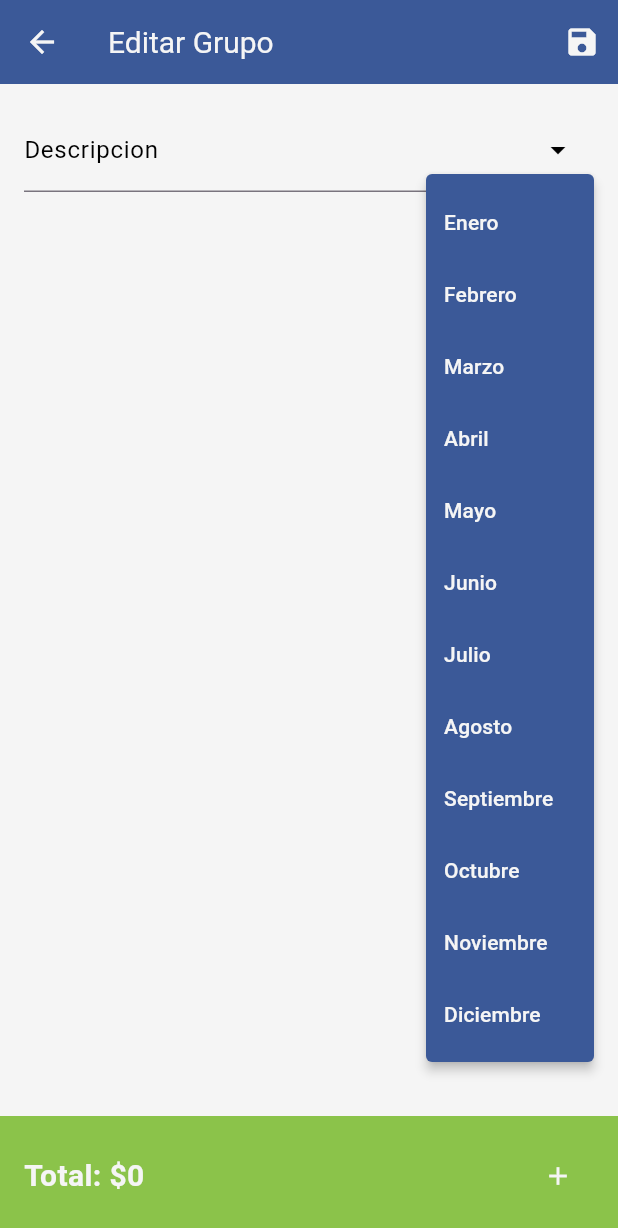
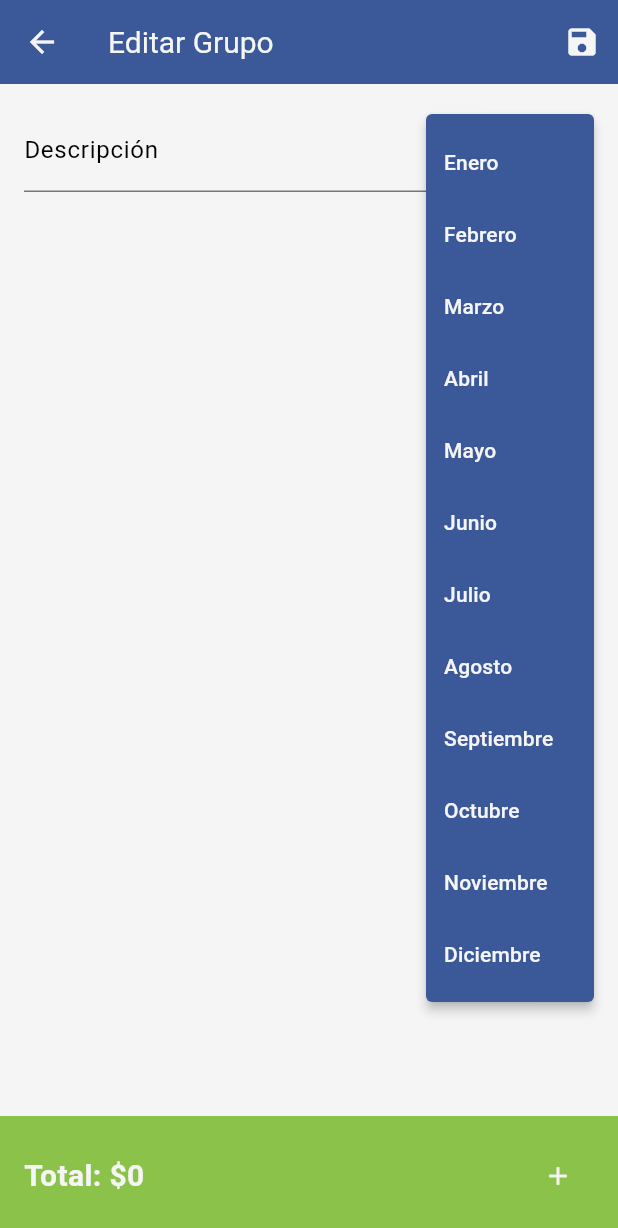
Before and after one commit to J-Manriquez/control_gastos, a Flutter app: the EditGroupScreen screen opened directly with empty values, after a tap on the "arrow drop down" icon, on a phone screen of 412 x 824 dp. Shown: the top 1228 px of the screen. Run offline on Flutter 3.47's test engine with Material 3 defaults, Android fonts, the phone set to English and light mode, and no system bars; our stand-ins replace cloud_firestore, firebase_auth, firebase_core, logger, shared_preferences; accounts and stored records are empty.

Commit message:
posible error

```diff
--- a/lib/screens/gastos/edicion_gastos.dart
+++ b/lib/screens/gastos/edicion_gastos.dart
@@ -1,18 +1,21 @@
+import 'package:flutter/material.dart';
+import 'package:provider/provider.dart';
 import 'package:control_gastos/utils/formato_monto_funcion.dart';
-import 'package:flutter/material.dart';
 import 'package:control_gastos/forms/subgrupo_gastos_form.dart';
 import 'package:control_gastos/forms/gasto_form.dart';
 import 'package:control_gastos/models/gastos_model.dart';
 import 'package:control_gastos/database/singleton_db.dart';
-import 'package:provider/provider.dart';
 import 'package:control_gastos/services/provider_colors.dart';
 
 class EditGroupScreen extends StatefulWidget {
   final String userUid;
   final String groupId;
 
-  const EditGroupScreen(
-      {super.key, required this.userUid, required this.groupId});
+  const EditGroupScreen({
+    super.key,
+    required this.userUid,
+    required this.groupId
+  });
 
   @override
   _EditGroupScreenState createState() => _EditGroupScreenState();
@@ -23,18 +26,8 @@ class _EditGroupScreenState extends State<EditGroupScreen> {
   final List<Gasto> _expenses = [];
   final List<SubgroupModel> _subgroups = [];
   final List<String> _months = [
-    'Enero',
-    'Febrero',
-    'Marzo',
-    'Abril',
-    'Mayo',
-    'Junio',
-    'Julio',
-    'Agosto',
-    'Septiembre',
-    'Octubre',
-    'Noviembre',
-    'Diciembre'
+    'Enero', 'Febrero', 'Marzo', 'Abril', 'Mayo', 'Junio',
+    'Julio', 'Agosto', 'Septiembre', 'Octubre', 'Noviembre', 'Diciembre'
   ];
 
   bool _isLoading = true;
@@ -45,6 +38,12 @@ class _EditGroupScreenState extends State<EditGroupScreen> {
     _loadGroupData();
   }
 
+  @override
+  void dispose() {
+    _groupNameController.dispose();
+    super.dispose();
+  }
+
   Future<void> _loadGroupData() async {
     try {
       GroupModel group = await FirestoreService()
@@ -52,22 +51,27 @@ class _EditGroupScreenState extends State<EditGroupScreen> {
 
       setState(() {
         _groupNameController.text = group.nombre;
+        _expenses.clear(); // Limpiamos antes de agregar
         _expenses.addAll(group.expenses);
+        _subgroups.clear(); // Limpiamos antes de agregar
         _subgroups.addAll(group.subgroups);
         _isLoading = false;
       });
     } catch (e) {
+      if (mounted) {
         ScaffoldMessenger.of(context).showSnackBar(
           const SnackBar(content: Text('Error al cargar el grupo de gastos')),
         );
         Navigator.of(context).pop();
       }
     }
+  }
 
   void _addExpenseForm() {
     setState(() {
       _expenses.add(
-          Gasto(nombre: '', valor: 0, fecha: DateTime.now(), esAFavor: true));
+        Gasto(nombre: '', valor: 0, fecha: DateTime.now(), esAFavor: true)
+      );
     });
   }
 
@@ -82,57 +86,262 @@ class _EditGroupScreenState extends State<EditGroupScreen> {
   }
 
   void _updateExpense(int index, Gasto gasto) {
+    if (index >= 0 && index < _expenses.length) {
       setState(() {
         _expenses[index] = gasto;
       });
     }
+  }
+
+  void _removeExpense(int index) {
+    if (index >= 0 && index < _expenses.length) {
+      setState(() {
+        _expenses.removeAt(index);
+      });
+    }
+  }
+
+  double _calculateTotal() {
+    double total = _expenses.fold(0.0, (sum, gasto) => sum + gasto.valor);
+
+    for (var subgroup in _subgroups) {
+      total += subgroup.expenses.fold(0.0, (sum, gasto) => sum + gasto.valor);
+    }
+
+    return total;
+  }
+
+  void _updateSubgroupExpense(int subgroupIndex, List<Gasto> gastos) {
+    if (subgroupIndex >= 0 && subgroupIndex < _subgroups.length) {
+      setState(() {
+        double subtotal = gastos.fold(0.0, (sum, gasto) => sum + gasto.valor);
+        _subgroups[subgroupIndex] = SubgroupModel(
+          nombre: _subgroups[subgroupIndex].nombre,
+          expenses: gastos,
+          subtotal: subtotal,
+        );
+      });
+    }
+  }
+
+  @override
+  Widget build(BuildContext context) {
+    final colorProvider = Provider.of<ColorProvider>(context);
+    final double total = _calculateTotal();
+
+    return Scaffold(
+      appBar: AppBar(
+        title: Text(
+          'Editar Grupo',
+          style: TextStyle(
+            color: colorProvider.colors.secondaryTextColor,
+            fontSize: 20
+          ),
+        ),
+        backgroundColor: colorProvider.colors.appBarColor,
+        iconTheme: IconThemeData(
+          color: colorProvider.colors.secondaryTextColor
+        ),
+        actions: [
+          IconButton(
+            icon: Icon(
+              Icons.save,
+              color: colorProvider.colors.secondaryTextColor
+            ),
+            onPressed: _saveGroup,
+          ),
+        ],
+      ),
+      body: _isLoading
+        ? Center(
+            child: CircularProgressIndicator(
+              color: colorProvider.colors.appBarColor,
+            ),
+          )
+        : Column(
+            children: [
+              Expanded(
+                child: SingleChildScrollView(
+                  padding: const EdgeInsets.all(16.0),
+                  child: Column(
+                    crossAxisAlignment: CrossAxisAlignment.start,
+                    children: [
+                      // Nombre del grupo y selector de mes
+                      _buildGroupNameField(colorProvider),
+                      const SizedBox(height: 16),
+
+                      // Lista de gastos individuales
+                      ..._expenses.asMap().entries.map((entry) {
+                        return GastoForm(
+                          key: ValueKey('gasto_${entry.key}'),
+                          gasto: entry.value,
+                          onCancel: () => _removeExpense(entry.key),
+                          onGastoChanged: (gasto) => _updateExpense(entry.key, gasto),
+                        );
+                      }).toList(),
+
+                      const SizedBox(height: 16),
+
+                      // Lista de subgrupos
+                      ..._subgroups.asMap().entries.map((entry) {
+                        return Padding(
+                          key: ValueKey('subgroup_${entry.key}'),
+                          padding: const EdgeInsets.only(bottom: 16),
+                          child: SubgrupoGastoForm(
+                            subgrupoNombre: entry.value.nombre,
+                            onNombreChanged: (nombre) => _updateSubgroup(entry.key, nombre),
+                            gastos: entry.value.expenses,
+                            onGastosChanged: (gastos) =>
+                                _updateSubgroupExpense(entry.key, gastos),
+                            onEliminar: () {
+                              setState(() {
+                                _subgroups.removeAt(entry.key);
+                              });
+                            },
+                          ),
+                        );
+                      }).toList(),
+                    ],
+                  ),
+                ),
+              ),
+              // Barra inferior con total y botones de agregar
+              _buildBottomBar(colorProvider, total),
+            ],
+          ),
+    );
+  }
+
+  Widget _buildGroupNameField(ColorProvider colorProvider) {
+    return Row(
+      children: [
+        Expanded(
+          child: TextField(
+            controller: _groupNameController,
+            decoration: InputDecoration(
+              labelText: 'Descripción',
+              labelStyle: TextStyle(
+                color: colorProvider.colors.primaryTextColor
+              ),
+              focusedBorder: UnderlineInputBorder(
+                borderSide: BorderSide(
+                  color: colorProvider.colors.appBarColor
+                ),
+              ),
+            ),
+            style: TextStyle(
+              color: colorProvider.colors.primaryTextColor
+            ),
+          ),
+        ),
+        PopupMenuButton<String>(
+          icon: Icon(
+            Icons.arrow_drop_down,
+            color: colorProvider.colors.primaryTextColor
+          ),
+          onSelected: (String value) {
+            setState(() {
+              _groupNameController.text = value;
+            });
+          },
+          itemBuilder: (BuildContext context) {
+            return _months.map((String month) {
+              return PopupMenuItem<String>(
+                value: month,
+                child: Text(
+                  month,
+                  style: TextStyle(
+                    color: colorProvider.colors.secondaryTextColor
+                  ),
+                ),
+              );
+            }).toList();
+          },
+          color: colorProvider.colors.appBarColor,
+        ),
+      ],
+    );
+  }
+
+  Widget _buildBottomBar(ColorProvider colorProvider, double total) {
+    return Container(
+      color: total >= 0
+          ? colorProvider.colors.positiveColor
+          : colorProvider.colors.negativeColor,
+      padding: const EdgeInsets.all(16.0),
+      child: Row(
+        mainAxisAlignment: MainAxisAlignment.spaceBetween,
+        children: [
+          Text(
+            'Total: \$${FormatNumberFrench(total)}',
+            style: TextStyle(
+              fontSize: 20,
+              fontWeight: FontWeight.bold,
+              color: colorProvider.colors.secondaryTextColor,
+            ),
+          ),
+          _buildAddButton(colorProvider),
+        ],
+      ),
+    );
+  }
+
+  Widget _buildAddButton(ColorProvider colorProvider) {
+    return PopupMenuButton<int>(
+      icon: Icon(
+        Icons.add,
+        color: colorProvider.colors.secondaryTextColor,
+        size: 20,
+      ),
+      onSelected: (int value) {
+        switch (value) {
+          case 1:
+            _addExpenseForm();
+            break;
+          case 2:
+            _addSubgroup();
+            break;
+        }
+      },
+      itemBuilder: (BuildContext context) => [
+        PopupMenuItem<int>(
+          value: 1,
+          child: Text(
+            '• Agregar Monto',
+            style: TextStyle(
+              fontSize: 16,
+              color: colorProvider.colors.secondaryTextColor
+            ),
+          ),
+        ),
+        PopupMenuItem<int>(
+          value: 2,
+          child: Text(
+            '• Agregar Subgrupo de Montos',
+            style: TextStyle(
+              fontSize: 16,
+              color: colorProvider.colors.secondaryTextColor
+            ),
+          ),
+        ),
+      ],
+      color: colorProvider.colors.appBarColor,
+    );
+  }
 
   void _updateSubgroup(int index, String nombre) {
+    if (index >= 0 && index < _subgroups.length) {
       setState(() {
         _subgroups[index] = SubgroupModel(
           nombre: nombre,
           expenses: _subgroups[index].expenses,
           subtotal: _subgroups[index].subtotal,
         );
-      _calculateTotal();
       });
     }
-
-  // Calcula el total general de todos los gastos y subtotales de subgrupos
-  double _calculateTotal() {
-    // Calcular el total de gastos individuales
-    double total = _expenses.fold(0.0, (sum, gasto) {
-      return sum + gasto.valor;
-    });
-
-    // Sumar los subtotales de cada subgrupo
-    for (var subgroup in _subgroups) {
-      // Calcular el subtotal del subgrupo sumando sus gastos
-      double subtotal = subgroup.expenses.fold(0.0, (sum, gasto) {
-        return sum + gasto.valor;
-      });
-      total += subtotal;
   }
 
-    return total;
-  }
-
-// Actualiza la lista de gastos en un subgrupo específico y recalcula el subtotal
-  void _updateSubgroupExpense(int subgroupIndex, List<Gasto> gastos) {
-    setState(() {
-      // Calcular el subtotal correctamente
-      double subtotal = gastos.fold(0.0, (sum, gasto) => sum + gasto.valor);
-
-      _subgroups[subgroupIndex] = SubgroupModel(
-        nombre: _subgroups[subgroupIndex].nombre,
-        expenses: gastos,
-        subtotal: subtotal,
-      );
-    });
-    _calculateTotal(); // Actualizar el total general
-  }
-
-  void _saveGroup() async {
+  Future<void> _saveGroup() async {
     if (_groupNameController.text.isEmpty) {
       ScaffoldMessenger.of(context).showSnackBar(
         const SnackBar(content: Text('Debe ingresar un nombre para el grupo')),
@@ -151,217 +360,16 @@ class _EditGroupScreenState extends State<EditGroupScreen> {
 
       if (mounted) {
         ScaffoldMessenger.of(context).showSnackBar(
-          const SnackBar(
-              content: Text('Grupo de gastos actualizado con éxito')),
+          const SnackBar(content: Text('Grupo de gastos actualizado con éxito')),
         );
         Navigator.of(context).pop();
       }
     } catch (e) {
+      if (mounted) {
         ScaffoldMessenger.of(context).showSnackBar(
           SnackBar(content: Text('Error al actualizar el grupo de gastos: $e')),
         );
       }
     }
-
-  @override
-  Widget build(BuildContext context) {
-    final colorProvider = Provider.of<ColorProvider>(context);
-    double total = _calculateTotal();
-
-    return Scaffold(
-      appBar: AppBar(
-        title: Text(
-          'Editar Grupo',
-          style: TextStyle(
-              color: colorProvider.colors.secondaryTextColor, fontSize: 20),
-        ),
-        backgroundColor: colorProvider.colors.appBarColor,
-        iconTheme:
-            IconThemeData(color: colorProvider.colors.secondaryTextColor),
-        actions: [
-          IconButton(
-            icon: Icon(Icons.save,
-                color: colorProvider.colors.secondaryTextColor),
-            onPressed: _saveGroup,
-          ),
-        ],
-      ),
-      body: _isLoading
-          ? Center(
-              child: CircularProgressIndicator(
-                color: colorProvider.colors.appBarColor,
-              ),
-            )
-          : Column(
-              children: [
-                Expanded(
-                  child: SingleChildScrollView(
-                    padding: const EdgeInsets.all(16.0),
-                    child: Column(
-                      crossAxisAlignment: CrossAxisAlignment.start,
-                      children: [
-                        Row(
-                          children: [
-                            Expanded(
-                              child: TextField(
-                                controller: _groupNameController,
-                                decoration: InputDecoration(
-                                  labelText: 'Descripcion',
-                                  labelStyle: TextStyle(
-                                      color: colorProvider
-                                          .colors.primaryTextColor),
-                                  focusedBorder: UnderlineInputBorder(
-                                    borderSide: BorderSide(
-                                        color:
-                                            colorProvider.colors.appBarColor),
-                                  ),
-                                ),
-                                style: TextStyle(
-                                    color:
-                                        colorProvider.colors.primaryTextColor),
-                              ),
-                            ),
-                            PopupMenuButton<String>(
-                              icon: Icon(Icons.arrow_drop_down,
-                                  color: colorProvider.colors.primaryTextColor),
-                              onSelected: (String value) {
-                                setState(() {
-                                  _groupNameController.text = value;
-                                });
-                              },
-                              itemBuilder: (BuildContext context) {
-                                return _months.map((String month) {
-                                  return PopupMenuItem<String>(
-                                    value: month,
-                                    child: Text(month,
-                                        style: TextStyle(
-                                            color: colorProvider
-                                                .colors.secondaryTextColor)),
-                                  );
-                                }).toList();
-                              },
-                              color: colorProvider.colors.appBarColor,
-                              offset: const Offset(0, 40),
-                            ),
-                          ],
-                        ),
-                        const SizedBox(height: 16),
-                        ListView.builder(
-                          shrinkWrap: true,
-                          physics: const NeverScrollableScrollPhysics(),
-                          itemCount: _expenses.length,
-                          itemBuilder: (context, index) {
-                            return GastoForm(
-                              key: ValueKey(index),
-                              gasto: _expenses[index],
-                              onCancel: () {
-                                setState(() {
-                                  _expenses.removeAt(index);
-                                });
-                              },
-                              onGastoChanged: (gasto) =>
-                                  _updateExpense(index, gasto),
-                            );
-                          },
-                        ),
-                        const SizedBox(height: 16),
-                        ListView.builder(
-                          shrinkWrap: true,
-                          physics: const NeverScrollableScrollPhysics(),
-                          itemCount: _subgroups.length,
-                          itemBuilder: (context, subgroupIndex) {
-                            return Column(
-                              children: [
-                                SubgrupoGastoForm(
-                                  subgrupoNombre:
-                                      _subgroups[subgroupIndex].nombre,
-                                  onNombreChanged: (nombre) =>
-                                      _updateSubgroup(subgroupIndex, nombre),
-                                  gastos: _subgroups[subgroupIndex].expenses,
-                                  onGastosChanged: (gastos) =>
-                                      _updateSubgroupExpense(
-                                          subgroupIndex, gastos),
-                                  onEliminar: () {
-                                    setState(() {
-                                      _subgroups.removeAt(subgroupIndex);
-                                    });
-                                    _calculateTotal();
-                                  },
-                                ),
-                                const SizedBox(height: 16),
-                              ],
-                            );
-                          },
-                        ),
-                      ],
-                    ),
-                  ),
-                ),
-                Container(
-                  color: total >= 0
-                      ? colorProvider.colors.positiveColor
-                      : colorProvider.colors.negativeColor,
-                  padding: const EdgeInsets.all(16.0),
-                  width: double.infinity,
-                  child: Row(
-                    mainAxisAlignment: MainAxisAlignment.spaceBetween,
-                    children: [
-                      Text(
-                        'Total: \$${FormatNumberFrench(total)}',
-                        style: TextStyle(
-                          fontSize: 20,
-                          fontWeight: FontWeight.bold,
-                          color: colorProvider.colors.secondaryTextColor,
-                        ),
-                      ),
-                      PopupMenuButton<int>(
-                        icon: Icon(
-                          Icons.add,
-                          color: colorProvider.colors.secondaryTextColor,
-                          size: 20,
-                        ),
-                        onSelected: (int value) {
-                          switch (value) {
-                            case 1:
-                              _addExpenseForm();
-                              break;
-                            case 2:
-                              _addSubgroup();
-                              break;
-                          }
-                        },
-                        itemBuilder: (BuildContext context) {
-                          return <PopupMenuEntry<int>>[
-                            PopupMenuItem<int>(
-                              value: 1,
-                              child: Text(
-                                '• Agregar Monto',
-                                style: TextStyle(
-                                    fontSize: 16,
-                                    color: colorProvider
-                                        .colors.secondaryTextColor),
-                              ),
-                            ),
-                            PopupMenuItem<int>(
-                              value: 2,
-                              child: Text(
-                                '• Agregar Subgrupo de Montos',
-                                style: TextStyle(
-                                    fontSize: 16,
-                                    color: colorProvider
-                                        .colors.secondaryTextColor),
-                              ),
-                            ),
-                          ];
-                        },
-                        offset: const Offset(0, 40),
-                        color: colorProvider.colors.appBarColor,
-                      ),
-                    ],
-                  ),
-                ),
-              ],
-            ),
-    );
   }
 }
```
Also changed, not shown: lib/screens/gastos/gastos_screen.dart (+13 -13 lines). Lines whose indentation alone changed are shown as unchanged.
